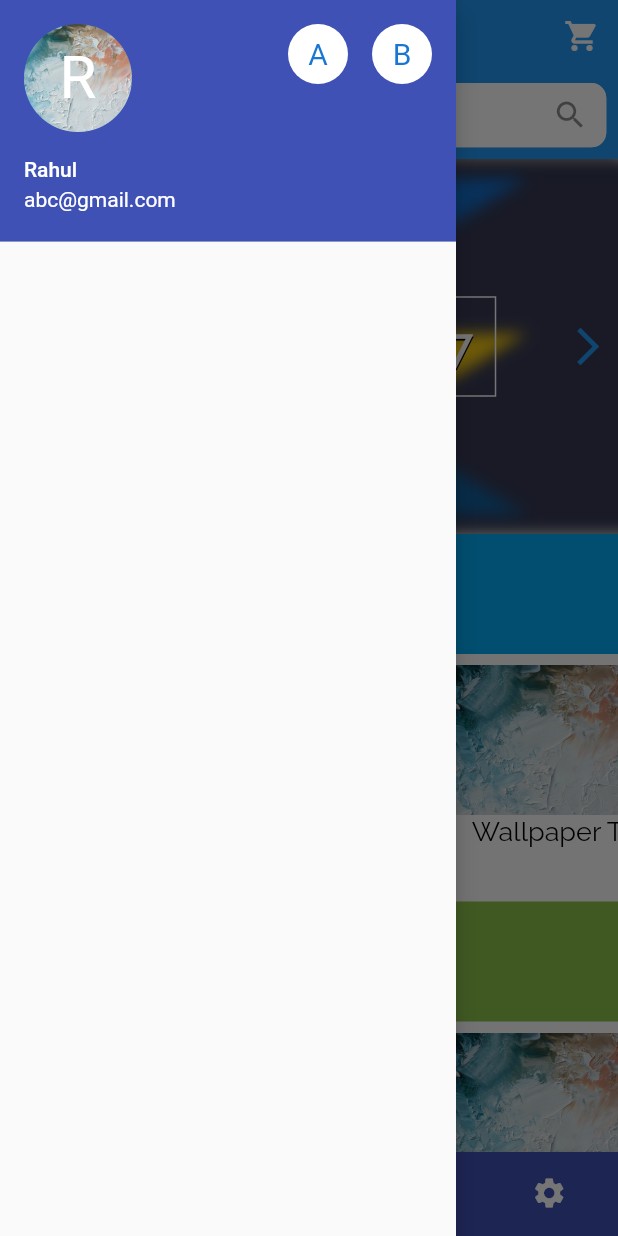
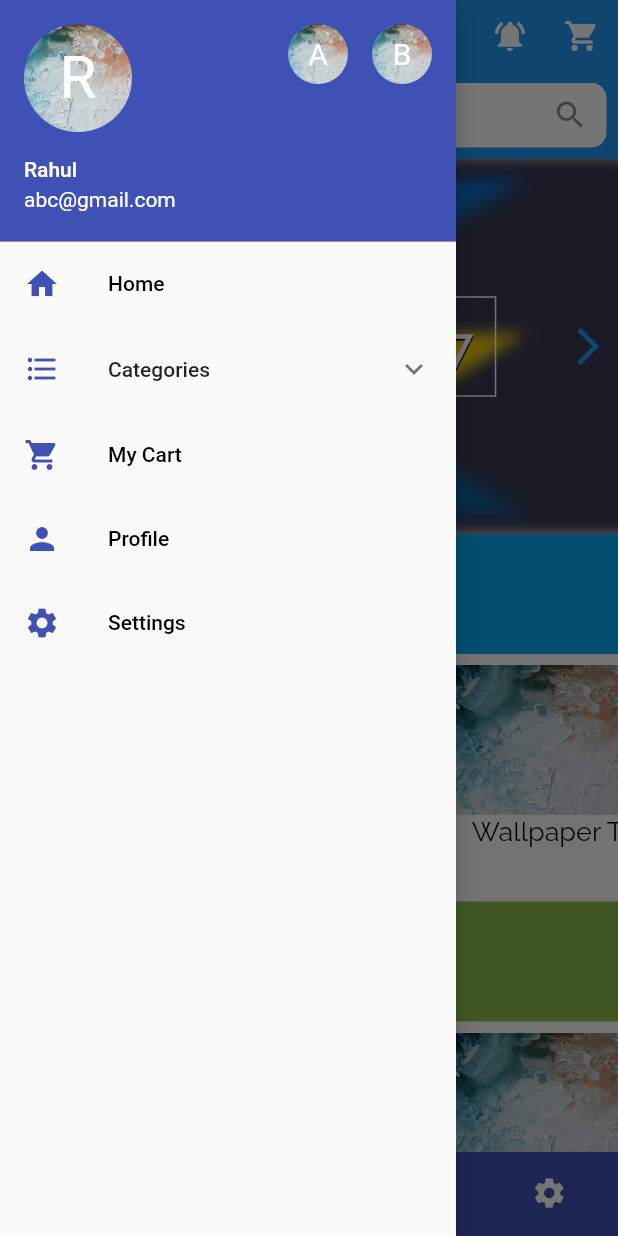
Before and after one commit to rahul14rz/easy_shop, a Flutter app: the MyHomePage screen opened directly, with the side drawer open, on a phone screen of 412 x 824 dp. Run offline on Flutter 3.47's test engine with Material 2 defaults, Android fonts, the phone set to English and light mode, and no system bars; our stand-ins replace flutter_swiper, splashscreen; missing offline and left inert: flutter_page_indicator, list_tile_switch, no_context_navigation.

Commit message:
Add files via upload

```diff
--- a/lib/HomePage.dart
+++ b/lib/HomePage.dart
@@ -182,6 +182,7 @@ class _MyHomePageState extends State<MyHomePage> {
                 TextStyle(fontFamily: 'Raleway', fontWeight: FontWeight.bold)),
         backgroundColor: appBarColor,
         actions: <Widget>[
+          IconButton(icon: Icon(Icons.notifications_active), onPressed: () {}),
           IconButton(icon: Icon(Icons.shopping_cart), onPressed: () {}),
         ],
         // Search Bar
@@ -206,30 +207,119 @@ class _MyHomePageState extends State<MyHomePage> {
                   style: TextStyle(fontSize: 40.0),
                 ),
               ),
-              arrowColor: Colors.white,
               otherAccountsPictures: [
                 CircleAvatar(
-                  backgroundColor:
-                  Theme.of(context).platform == TargetPlatform.iOS
-                      ? Colors.indigo
-                      : Colors.white,
+                  backgroundImage: AssetImage('assets/header.jpg'),
                   child: Text(
                     "A",
                     style: TextStyle(fontSize: 20.0),
                   ),
                 ),
                 CircleAvatar(
-                  backgroundColor:
-                  Theme.of(context).platform == TargetPlatform.iOS
-                      ? Colors.indigo
-                      : Colors.white,
+                  backgroundImage: AssetImage('assets/header.jpg'),
                   child: Text(
                     "B",
                     style: TextStyle(fontSize: 20.0),
                   ),
                 ),
               ],
-            )
+            ),
+            ListTile(
+              leading: Icon(
+                Icons.home,
+                color: Colors.indigo,
+              ),
+              title: Text('Home',style: TextStyle(color: Colors.black)),
+              onTap: () {
+                _onItemTapped(0);
+                Navigator.pop(context);
+              },
+            ),
+            ExpansionTile(
+              leading: Icon(
+                Icons.format_list_bulleted,
+                color: Colors.indigo,
+              ),
+              title: Text('Categories'),
+              childrenPadding: EdgeInsets.only(left: 10),
+
+              children: <Widget>[
+                ListTile(
+                  leading: Icon(
+                    Icons.electrical_services,
+                    color: Colors.indigo,
+                  ),
+                  title: Text('Electronics',style: TextStyle(color: Colors.black)),
+                  onTap: () {
+                    navService.pushNamed('/smartphone');
+                    Navigator.pop(context);
+                  },
+                ),
+                ListTile(
+                  leading: Icon(
+                    Icons.audiotrack,
+                    color: Colors.indigo,
+                  ),
+                  title: Text('Accessories',style: TextStyle(color: Colors.black)),
+                  onTap: () {
+                    Navigator.pop(context);
+                  },
+                ),
+                ListTile(
+                  leading: Icon(
+                    Icons.sd_storage,
+                    color: Colors.indigo,
+                  ),
+                  title: Text('Storage devices',style: TextStyle(color: Colors.black)),
+                  onTap: () {
+                    Navigator.pop(context);
+                  },
+                ),
+                ListTile(
+                  leading: Icon(
+                    Icons.devices_other,
+                    color: Colors.indigo,
+                  ),
+                  title: Text('Other electronics',style: TextStyle(color: Colors.black)),
+                  onTap: () {
+                    Navigator.pop(context);
+                  },
+                ),
+              ],
+            ),
+            ListTile(
+              leading: Icon(
+                Icons.shopping_cart,
+                color: Colors.indigo,
+              ),
+              title: Text('My Cart',style: TextStyle(color: Colors.black)),
+              onTap: () {
+                _onItemTapped(1);
+                Navigator.pop(context);
+              },
+            ),
+            ListTile(
+              leading: Icon(
+                Icons.person,
+                color: Colors.indigo,
+              ),
+              title: Text('Profile',style: TextStyle(color: Colors.black)),
+              onTap: () {
+                _onItemTapped(2);
+                Navigator.pop(context);
+              },
+            ),
+            ListTile(
+              leading: Icon(
+                Icons.settings,
+                color: Colors.indigo,
+              ),
+              title: Text('Settings',style: TextStyle(color: Colors.black)),
+              onTap: () {
+                _onItemTapped(3);
+                Navigator.pop(context);
+              },
+            ),
           ],
         ),
       ),
```
